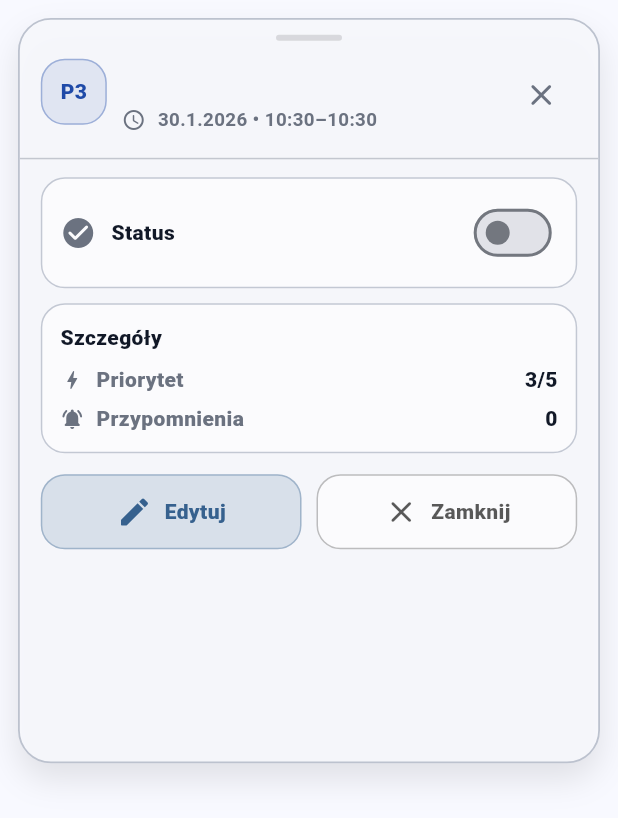
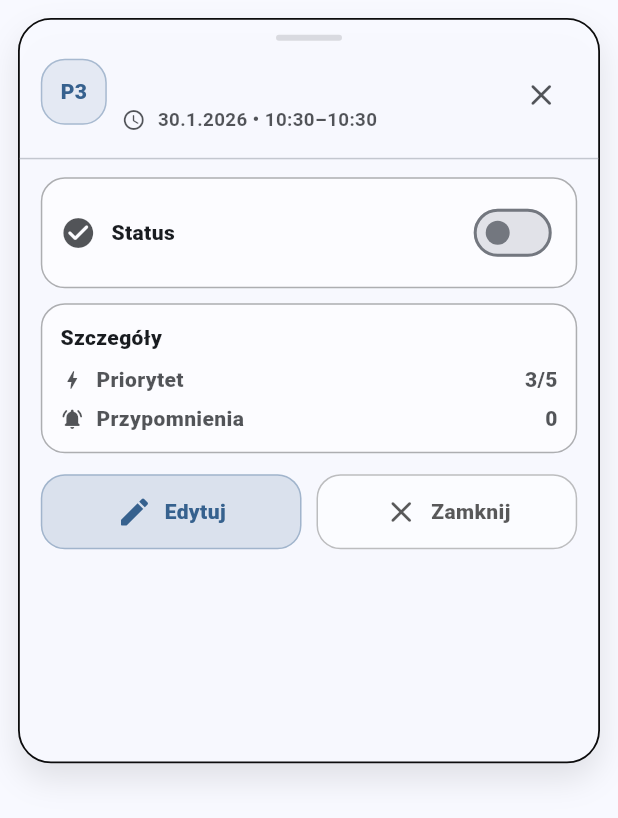
Before and after one commit to krejzol125/TimeCraft, a Flutter app: the TaskDetailsSheet widget shown alone on an empty page, opened directly with empty values, on a phone screen of 412 x 824 dp. Shown: the top 818 px of the screen. Run offline on Flutter 3.47's test engine with Material 3 defaults, Android fonts, the phone set to English and light mode, and no system bars; our stand-ins replace cloud_firestore, drift, drift_flutter, firebase_auth, firebase_core, flutter_bloc and 2 more; missing offline and left inert: rrule; accounts and stored records are empty; generated files the repository leaves out were written again; network calls fail.

Commit message:
final touches

```diff
--- a/lib/auth/auth_repo.dart
+++ b/lib/auth/auth_repo.dart
@@ -2,6 +2,7 @@ import 'package:firebase_auth/firebase_auth.dart';
 
 class AuthRepo {
   final FirebaseAuth _auth;
+
   AuthRepo(this._auth);
 
   Stream<User?> authState() => _auth.authStateChanges();
@@ -14,5 +15,10 @@ class AuthRepo {
     return _auth.createUserWithEmailAndPassword(email: email, password: pass);
   }
 
+  String getUserEmail() {
+    final user = _auth.currentUser;
+    return user?.email ?? '';
+  }
+
   Future<void> signOut() => _auth.signOut();
 }
--- a/lib/auth/session_cubit.dart
+++ b/lib/auth/session_cubit.dart
@@ -19,7 +19,8 @@ class SessionSignedOut extends SessionState {
 
 class SessionSignedIn extends SessionState {
   final String uid;
-  const SessionSignedIn(this.uid);
+  final String email;
+  const SessionSignedIn(this.uid, this.email);
 }
 
 class SessionCubit extends Cubit<SessionState> {
@@ -50,7 +51,8 @@ class SessionCubit extends Cubit<SessionState> {
     final uid = user.uid;
     _taskRepo.setUser(uid);
     _syncEngine.start(uid);
-    emit(SessionSignedIn(uid));
+    final email = _authRepo.getUserEmail();
+    emit(SessionSignedIn(uid, email));
   }
 
   Future<void> signIn(String email, String pass) async {
--- a/lib/l10n/app_en.arb
+++ b/lib/l10n/app_en.arb
@@ -11,6 +11,7 @@
   "noUndatedTasks": "No undated tasks",
   "newTask": "New Task",
   "createTask": "Create Task",
+  "editTask": "Edit Task",
   "cancel": "Cancel",
   "back": "Back",
   "create": "Create",
--- a/lib/l10n/app_localizations.dart
+++ b/lib/l10n/app_localizations.dart
@@ -163,6 +163,12 @@ abstract class AppLocalizations {
   /// In en, this message translates to:
   /// **'Create Task'**
   String get createTask;
+
+  /// No description provided for @editTask.
+  ///
+  /// In en, this message translates to:
+  /// **'Edit Task'**
+  String get editTask;
 
   /// No description provided for @cancel.
   ///
--- a/lib/l10n/app_localizations_en.dart
+++ b/lib/l10n/app_localizations_en.dart
@@ -40,6 +40,9 @@ class AppLocalizationsEn extends AppLocalizations {
 
   @override
   String get createTask => 'Create Task';
+
+  @override
+  String get editTask => 'Edit Task';
 
   @override
   String get cancel => 'Cancel';
--- a/lib/l10n/app_localizations_pl.dart
+++ b/lib/l10n/app_localizations_pl.dart
@@ -40,6 +40,9 @@ class AppLocalizationsPl extends AppLocalizations {
 
   @override
   String get createTask => 'Utwórz zadanie';
+
+  @override
+  String get editTask => 'Edytuj zadanie';
 
   @override
   String get cancel => 'Anuluj';
--- a/lib/l10n/app_pl.arb
+++ b/lib/l10n/app_pl.arb
@@ -11,6 +11,7 @@
   "noUndatedTasks": "Brak zadań bez daty",
   "newTask": "Nowe zadanie",
   "createTask": "Utwórz zadanie",
+  "editTask": "Edytuj zadanie",
   "cancel": "Anuluj",
   "back": "Wstecz",
   "create": "Utwórz",
--- a/lib/pages/calendar/view/detailed/day_column.dart
+++ b/lib/pages/calendar/view/detailed/day_column.dart
@@ -32,7 +32,6 @@ class DayColumn extends StatelessWidget {
 
   final ValueListenable<GhostState?> ghost;
 
-  /// parent liczy ghost (bo ma autoscroll, snap, itp.)
   final void Function(String day, DragData data, Offset globalOffset)
   onMoveGhost;
   final VoidCallback onLeaveGhost;
--- a/lib/pages/calendar/view/month/month_calendar.dart
+++ b/lib/pages/calendar/view/month/month_calendar.dart
@@ -27,8 +27,6 @@ class MonthToDetailPage extends StatefulWidget {
 }
 
 class _MonthToDetailPageState extends State<MonthToDetailPage> {
-  // ===== tokens (pasują do Twojego stylu) =====
-  //static const _bgCard = Color(0xFFF6F7FB);
   static const _stroke = Color(0xFFB9BFCC);
   static const _text = Color(0xFF111827);
   static const _subtext = Color(0xFF6B7280);
@@ -359,7 +357,6 @@ class _MonthToDetailPageState extends State<MonthToDetailPage> {
               ),
             ),
 
-            // ===== BODY =====
             Expanded(
               child: AnimatedSwitcher(
                 duration: const Duration(milliseconds: 240),
@@ -402,8 +399,6 @@ class _MonthHint extends StatelessWidget {
     );
   }
 }
-
-// ===== UI atoms =====
 
 class _ChevronButton extends StatelessWidget {
   const _ChevronButton({required this.icon, required this.onTap});
--- a/lib/pages/task_detail_sheet/task_detail_sheet.dart
+++ b/lib/pages/task_detail_sheet/task_detail_sheet.dart
@@ -5,7 +5,7 @@ import 'package:timecraft/model/task_instance.dart';
 import 'package:timecraft/model/completion.dart';
 import 'package:timecraft/model/task_override.dart';
 import 'package:timecraft/model/task_pattern.dart';
-import 'package:timecraft/pages/add_task_sheet/add_task_multi_sheet.dart';
+import 'package:timecraft/pages/add_task_sheet/edit_task_multi_sheet.dart';
 import 'package:timecraft/repo/task_repo.dart';
 import 'package:timecraft/system_design/tc_button.dart';
 import 'package:timecraft/system_design/tc_stepper.dart';
@@ -36,12 +36,6 @@ class TaskDetailsSheet extends StatefulWidget {
 }
 
 class _TaskDetailsSheetState extends State<TaskDetailsSheet> {
-  static const bgCard = Color(0xFFF6F7FB);
-  static const stroke = Color(0xFFB9BFCC);
-  static const text = Color(0xFF111827);
-  static const subtext = Color(0xFF6B7280);
-  static const accent = Color(0xFF1F4AA8);
-
   late TaskInstance _task;
   bool _saving = false;
 
@@ -103,7 +97,7 @@ class _TaskDetailsSheetState extends State<TaskDetailsSheet> {
     switch (scope) {
       case RecurrenceMoveScope.singleOccurrence:
         if (mounted == false) return;
-        final updated = await AddTaskSheetMultiStep.show(
+        final updated = await EditTaskSheetMultiStep.show(
           context,
           initialPattern: pattern.copyWith(
             startTime: _task.startTime,
@@ -121,7 +115,7 @@ class _TaskDetailsSheetState extends State<TaskDetailsSheet> {
         break;
       case RecurrenceMoveScope.entireSeries:
         if (mounted == false) return;
-        final updated = await AddTaskSheetMultiStep.show(
+        final updated = await EditTaskSheetMultiStep.show(
           context,
           initialPattern: pattern,
         );
@@ -130,7 +124,7 @@ class _TaskDetailsSheetState extends State<TaskDetailsSheet> {
         break;
       case RecurrenceMoveScope.thisAndFuture:
         if (mounted == false) return;
-        final updated = await AddTaskSheetMultiStep.show(
+        final updated = await EditTaskSheetMultiStep.show(
           context,
           initialPattern: pattern.copyWith(
             startTime: _task.startTime,
@@ -155,9 +149,12 @@ class _TaskDetailsSheetState extends State<TaskDetailsSheet> {
       child: Container(
         margin: const EdgeInsets.fromLTRB(12, 12, 12, 12),
         decoration: BoxDecoration(
-          color: bgCard.withValues(alpha: 0.96),
+          color: Theme.of(context).colorScheme.surface.withValues(alpha: 0.96),
           borderRadius: BorderRadius.circular(22),
-          border: Border.all(color: stroke.withValues(alpha: 0.95), width: 1.2),
+          border: Border.all(
+            color: Colors.black.withValues(alpha: 0.95),
+            width: 1.2,
+          ),
           boxShadow: [
             BoxShadow(
               blurRadius: 18,
@@ -199,10 +196,10 @@ class _TaskDetailsSheetState extends State<TaskDetailsSheet> {
                           children: [
                             Text(
                               _task.title,
-                              style: const TextStyle(
+                              style: TextStyle(
                                 fontSize: 18,
                                 fontWeight: FontWeight.w900,
-                                color: text,
+                                color: Theme.of(context).colorScheme.onSurface,
                               ),
                             ),
                             const SizedBox(height: 6),
@@ -233,7 +230,9 @@ class _TaskDetailsSheetState extends State<TaskDetailsSheet> {
                       IconButton(
                         onPressed: () => Navigator.of(context).pop(),
                         icon: const Icon(Icons.close_rounded),
-                        color: subtext,
+                        color: Theme.of(
+                          context,
+                        ).colorScheme.onSurface.withValues(alpha: 0.75),
                       ),
                     ],
                   ),
@@ -253,16 +252,19 @@ class _TaskDetailsSheetState extends State<TaskDetailsSheet> {
                             Icon(
                               Icons.check_circle_rounded,
                               color: _task.completion.isCompleted
-                                  ? accent
-                                  : subtext,
+                                  ? Theme.of(context).colorScheme.primary
+                                  : Theme.of(context).colorScheme.onSurface
+                                        .withValues(alpha: 0.75),
                             ),
                             const SizedBox(width: 10),
                             Expanded(
                               child: Text(
                                 l10n.completed,
-                                style: const TextStyle(
+                                style: TextStyle(
                                   fontWeight: FontWeight.w900,
-                                  color: text,
+                                  color: Theme.of(
+                                    context,
+                                  ).colorScheme.onSurface,
                                 ),
                               ),
                             ),
@@ -296,8 +298,9 @@ class _TaskDetailsSheetState extends State<TaskDetailsSheet> {
                               const SizedBox(width: 8),
                               Text(
                                 '/${(_task.completion as QuantityCompletion).cap}',
-                                style: const TextStyle(
-                                  color: subtext,
+                                style: TextStyle(
+                                  color: Theme.of(context).colorScheme.onSurface
+                                      .withValues(alpha: 0.75),
                                   fontWeight: FontWeight.w700,
                                 ),
                               ),
@@ -313,8 +316,8 @@ class _TaskDetailsSheetState extends State<TaskDetailsSheet> {
                           title: l10n.description,
                           child: Text(
                             _task.description,
-                            style: const TextStyle(
-                              color: text,
+                            style: TextStyle(
+                              color: Theme.of(context).colorScheme.onSurface,
                               fontWeight: FontWeight.w600,
                               height: 1.25,
                             ),
@@ -341,14 +344,23 @@ class _TaskDetailsSheetState extends State<TaskDetailsSheet> {
                                             ? Icons.check_box_rounded
                                             : Icons
                                                   .check_box_outline_blank_rounded,
-                                        color: st.$2 ? accent : subtext,
+                                        color: st.$2
+                                            ? Theme.of(
+                                                context,
+                                              ).colorScheme.primary
+                                            : Theme.of(context)
+                                                  .colorScheme
+                                                  .onSurface
+                                                  .withValues(alpha: 0.75),
                                       ),
                                       const SizedBox(width: 10),
                                       Expanded(
                                         child: Text(
                                           st.$1,
                                           style: TextStyle(
-                                            color: text,
+                                            color: Theme.of(
+                                              context,
+                                            ).colorScheme.onSurface,
                                             fontWeight: FontWeight.w700,
                                             decoration: st.$2
                                                 ? TextDecoration.lineThrough
@@ -424,8 +436,6 @@ class _Card extends StatelessWidget {
   final String? title;
   final Widget child;
 
-  static const stroke = _TaskDetailsSheetState.stroke;
-
   @override
   Widget build(BuildContext context) {
     return Container(
@@ -433,7 +443,11 @@ class _Card extends StatelessWidget {
       decoration: BoxDecoration(
         color: Colors.white.withValues(alpha: 0.60),
         borderRadius: BorderRadius.circular(16),
-        border: Border.all(color: stroke.withValues(alpha: 0.85)),
+        border: Border.all(
+          color: Theme.of(
+            context,
+          ).colorScheme.onSurface.withValues(alpha: 0.35),
+        ),
       ),
       child: Column(
         crossAxisAlignment: CrossAxisAlignment.start,
@@ -441,9 +455,9 @@ class _Card extends StatelessWidget {
           if (title != null) ...[
             Text(
               title!,
-              style: const TextStyle(
+              style: TextStyle(
                 fontWeight: FontWeight.w900,
-                color: _TaskDetailsSheetState.text,
+                color: Theme.of(context).colorScheme.onSurface,
               ),
             ),
             const SizedBox(height: 8),
@@ -465,13 +479,21 @@ class _InfoLine extends StatelessWidget {
   Widget build(BuildContext context) {
     return Row(
       children: [
-        Icon(icon, size: 16, color: _TaskDetailsSheetState.subtext),
+        Icon(
+          icon,
+          size: 16,
+          color: Theme.of(
+            context,
+          ).colorScheme.onSurface.withValues(alpha: 0.75),
+        ),
         const SizedBox(width: 8),
         Expanded(
           child: Text(
             text,
-            style: const TextStyle(
-              color: _TaskDetailsSheetState.subtext,
+            style: TextStyle(
+              color: Theme.of(
+                context,
+              ).colorScheme.onSurface.withValues(alpha: 0.75),
               fontWeight: FontWeight.w700,
               fontSize: 12.5,
             ),
@@ -492,16 +514,16 @@ class _TagPill extends StatelessWidget {
     return Container(
       padding: const EdgeInsets.symmetric(horizontal: 10, vertical: 6),
       decoration: BoxDecoration(
-        color: _TaskDetailsSheetState.accent.withValues(alpha: 0.10),
+        color: Theme.of(context).colorScheme.primary.withValues(alpha: 0.10),
         borderRadius: BorderRadius.circular(999),
         border: Border.all(
-          color: _TaskDetailsSheetState.accent.withValues(alpha: 0.30),
+          color: Theme.of(context).colorScheme.primary.withValues(alpha: 0.30),
         ),
       ),
       child: Text(
         label,
-        style: const TextStyle(
-          color: _TaskDetailsSheetState.accent,
+        style: TextStyle(
+          color: Theme.of(context).colorScheme.primary,
           fontWeight: FontWeight.w900,
           fontSize: 12,
         ),
@@ -521,17 +543,17 @@ class _PriorityBadge extends StatelessWidget {
       width: 44,
       height: 44,
       decoration: BoxDecoration(
-        color: _TaskDetailsSheetState.accent.withValues(alpha: 0.10),
+        color: Theme.of(context).colorScheme.primary.withValues(alpha: 0.10),
         borderRadius: BorderRadius.circular(16),
         border: Border.all(
-          color: _TaskDetailsSheetState.accent.withValues(alpha: 0.35),
+          color: Theme.of(context).colorScheme.primary.withValues(alpha: 0.35),
         ),
       ),
       child: Center(
         child: Text(
           'P$stars',
-          style: const TextStyle(
-            color: _TaskDetailsSheetState.accent,
+          style: TextStyle(
+            color: Theme.of(context).colorScheme.primary,
             fontWeight: FontWeight.w900,
           ),
         ),
@@ -555,21 +577,31 @@ class _DataRow extends StatelessWidget {
   Widget build(BuildContext context) {
     return Row(
       children: [
-        Icon(icon, size: 16, color: _TaskDetailsSheetState.subtext),
+        Icon(
+          icon,
+          size: 16,
+          color: Theme.of(
+            context,
+          ).colorScheme.onSurface.withValues(alpha: 0.75),
+        ),
         const SizedBox(width: 8),
         Expanded(
           child: Text(
             label,
-            style: const TextStyle(
-              color: _TaskDetailsSheetState.subtext,
+            style: TextStyle(
+              color: Theme.of(
+                context,
+              ).colorScheme.onSurface.withValues(alpha: 0.75),
               fontWeight: FontWeight.w800,
             ),
           ),
         ),
         Text(
           value,
-          style: const TextStyle(
-            color: _TaskDetailsSheetState.text,
+          style: TextStyle(
+            color: Theme.of(
+              context,
+            ).colorScheme.onSurface.withValues(alpha: 0.75),
             fontWeight: FontWeight.w900,
           ),
         ),
--- a/lib/repo/drift/tasks/dao/outbox_dao.dart
+++ b/lib/repo/drift/tasks/dao/outbox_dao.dart
@@ -26,11 +26,9 @@ class OutboxDao extends DatabaseAccessor<LocalDB> with _$OutboxDaoMixin {
   }) async {
     await into(outbox).insertOnConflictUpdate(
       OutboxCompanion.insert(
-        //id: id,
         uid: uid,
         entityType: entityType,
         entityKey: entityKey,
-        //op: op,
         rev: rev,
         payloadJson: payloadJson,
         sent: Value(false),
--- a/lib/repo/drift/tasks/dao/task_pattern_dao.dart
+++ b/lib/repo/drift/tasks/dao/task_pattern_dao.dart
@@ -18,7 +18,6 @@ class TaskPatternDao extends DatabaseAccessor<LocalDB>
     return TaskPattern.fromEntry(row);
   }
 
-  /// to manualy mark pattern as dirty for materialization
   Future<void> markPatternDirty(String patternId, int rev) async {
     await (update(taskPatterns)..where((tbl) => tbl.id.equals(patternId)))
         .write(TaskPatternsCompanion(rev: Value(rev)));
--- a/lib/repo/drift/tasks/materialization_worker.dart
+++ b/lib/repo/drift/tasks/materialization_worker.dart
@@ -134,7 +134,7 @@ class MaterializationWorker {
     );
     await _materializationStateDao.upsertState(newState);
 
-    if (pattern.rrule == null) {
+    if (pattern.rrule == null || pattern.startTime == null) {
       // print(
       //   'Materializing single instance for pattern ${pattern.title} with startTime ${pattern.startTime}',
       // );
--- a/lib/repo/drift/tasks/tables/outbox.dart
+++ b/lib/repo/drift/tasks/tables/outbox.dart
@@ -2,19 +2,15 @@ import 'package:drift/drift.dart';
 
 @DataClassName('OutboxEntry')
 class Outbox extends Table {
-  //IntColumn get id => integer().autoIncrement()();
   TextColumn get uid => text()();
 
   TextColumn get entityType => text()();
   TextColumn get entityKey => text()();
-  //TextColumn get op => text()();
 
   IntColumn get rev => integer()();
   TextColumn get payloadJson => text()();
 
   DateTimeColumn get createdAt => dateTime().withDefault(currentDateAndTime)();
-  // IntColumn get attempts => integer().withDefault(const Constant(0))();
-  //TextColumn get lastError => text().nullable()();
   BoolColumn get sent => boolean().withDefault(const Constant(false))();
 
   @override
```
Also changed, not shown: lib/pages/account_settings/account_settings_page.dart (+23 -2 lines), lib/pages/add_task_sheet/edit_task_multi_sheet.dart (renamed from lib/pages/add_task_sheet/add_task_multi_sheet.dart, +33 -20 lines), lib/pages/app_view/main_view.dart (+6 -3 lines).
